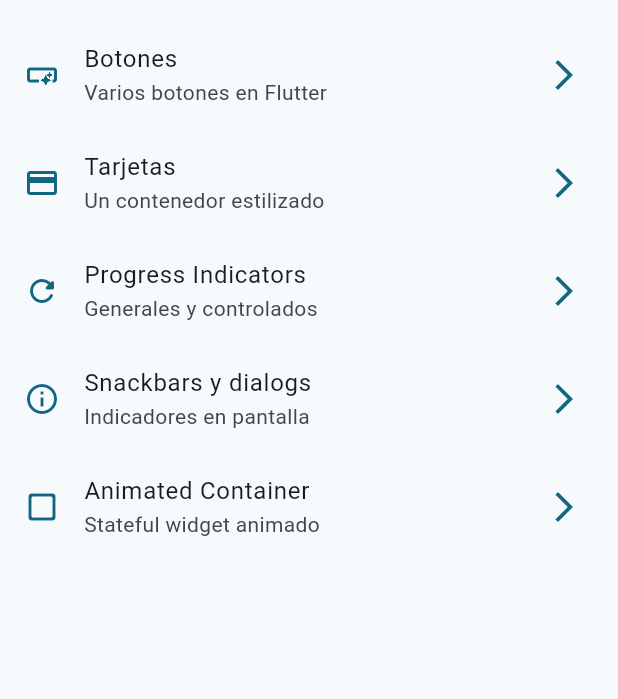
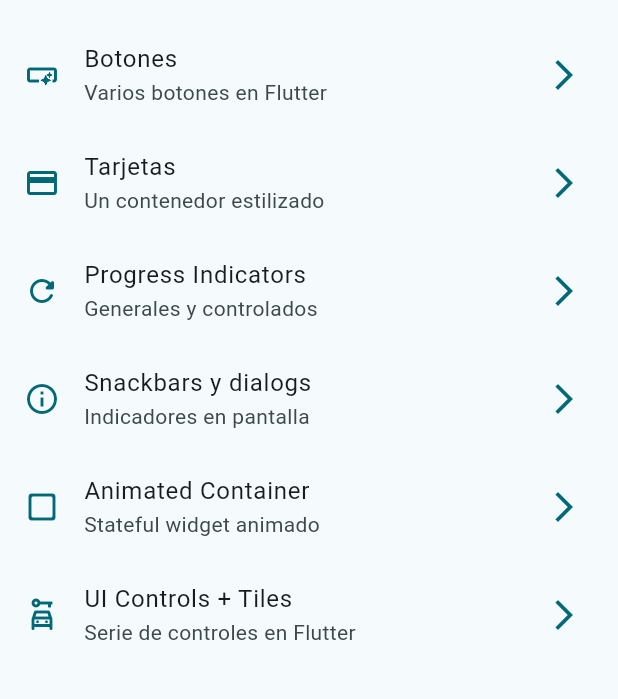
Before and after one commit to jimcode1090/widgets_app, a Flutter app: the screen it shows after launch, on a phone screen of 412 x 824 dp, the part 63-762 px from its top. Run offline on Flutter 3.47's test engine with Material 3 defaults, Android fonts, the phone set to English and light mode, and no system bars; our stand-ins replace go_router.

Commit message:
IU Controls finish

```diff
--- a/lib/config/menu/menu_items.dart
+++ b/lib/config/menu/menu_items.dart
@@ -45,4 +45,10 @@ const appMenuItems = <MenuItems>[
     link: '/animated',
     icon: Icons.check_box_outline_blank_rounded,
   ),
+  MenuItems(
+    title: 'UI Controls + Tiles',
+    subtitle: 'Serie de controles en Flutter',
+    link: '/ui-controls',
+    icon: Icons.car_rental_outlined,
+  ),
 ];
--- a/lib/config/router/app_router.dart
+++ b/lib/config/router/app_router.dart
@@ -34,5 +34,10 @@ final appRouter = GoRouter(
       name: AnimatedScreen.name,
       builder: (context, state) => const AnimatedScreen(),
     ),
+    GoRoute(
+      path: '/ui-controls',
+      name: UiControlsScreen.name,
+      builder: (context, state) => const UiControlsScreen(),
+    ),
   ],
 );
--- a/lib/config/theme/app_theme.dart
+++ b/lib/config/theme/app_theme.dart
@@ -23,7 +23,7 @@ class AppTheme {
   ThemeData getTheme() => ThemeData(
     useMaterial3: true,
     colorSchemeSeed: colorList[selectedColor],
-    appBarTheme: AppBarTheme(
+    appBarTheme: const AppBarTheme(
       centerTitle: false
     ),
   );
--- a/lib/main.dart
+++ b/lib/main.dart
@@ -13,7 +13,7 @@ class MyApp extends StatelessWidget {
       routerConfig: appRouter,
       title: 'Widgets App',
       debugShowCheckedModeBanner: false,
-      theme: AppTheme(selectedColor: 0).getTheme(),
+      theme: AppTheme(selectedColor: 6).getTheme(),
     );
   }
 }
```
Also changed, not shown: lib/presentation/screens/ui_controls/ui_controls_screen.dart (+123 -2 lines).
